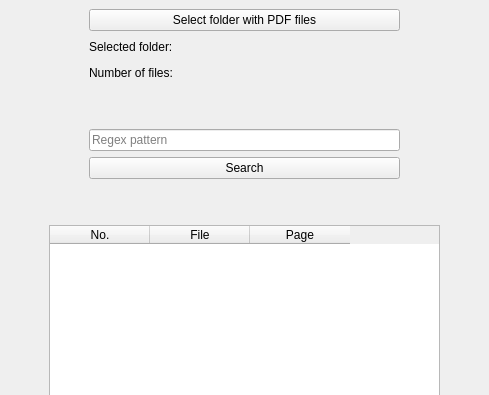
The window that ui/main.ui (Unvire/FastPDFReader) describes before a commit, drawn with Qt 5; both pictures show x 0 to 489 and y 0 to 395 of the 489 by 641 pixel window.
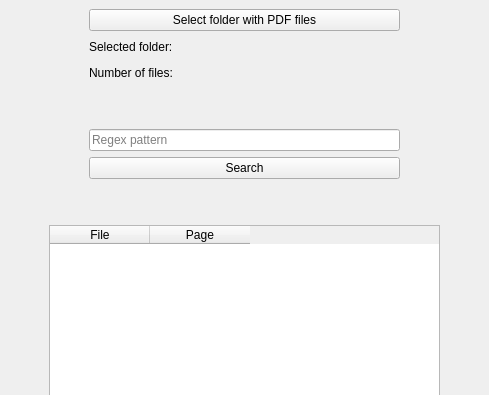
The same window after the commit.

Commit message: Adds populating table with pdf file names

Patch:
```diff
--- a/ui/main.ui
+++ b/ui/main.ui
@@ -257,11 +257,6 @@
         <property name="selectionMode">
          <enum>QAbstractItemView::SingleSelection</enum>
         </property>
-        <column>
-         <property name="text">
-          <string>No.</string>
-         </property>
-        </column>
         <column>
          <property name="text">
           <string>File</string>
```
Left out of the diff: 5 changed lines with no effect on the pictures. The commit also changes 2 other files.
